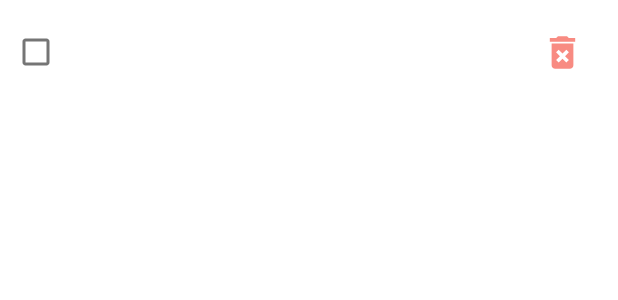
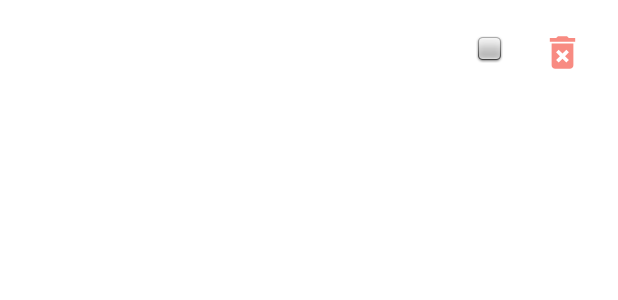
Before and after one commit to YuenShanTsang/TodoList, an Android app: the layout todo.xml on its own in the app's theme, with its tools: preview values and no code run, on a phone screen of 412 x 824 dp. Shown: the top 300 px of the screen. Run offline under Robolectric (Android 15) with nearby library versions, the phone set to English and light mode, and no system bars.

Commit message:
Updated the checkedTextView

```diff
--- a/app/src/main/res/layout/todo.xml
+++ b/app/src/main/res/layout/todo.xml
@@ -8,22 +8,19 @@
     android:clickable="true"
     android:focusable="true">
 
-    <!--To-do Checkbox-->
-    <CheckBox
-        android:id="@+id/task_check_box"
-        android:layout_width="wrap_content"
+    <!--Items and checkbox-->
+    <CheckedTextView
+        android:id="@+id/item_checked_text_view"
+        android:layout_width="match_parent"
         android:layout_height="wrap_content"
         android:layout_alignParentStart="true"
-        android:layout_centerVertical="true" />
-
-    <!--To-do Items-->
-    <TextView
-        android:id="@+id/task_text_view"
-        android:layout_width="wrap_content"
-        android:layout_height="wrap_content"
-        android:layout_toEndOf="@+id/task_check_box"
-        android:layout_toStartOf="@+id/remove_button"
         android:layout_centerVertical="true"
+        android:checkMark="@android:drawable/checkbox_off_background"
+        android:paddingStart="16dp"
+        android:paddingEnd="16dp"
+        android:layout_marginEnd="60dp"
+        android:textAppearance="?android:attr/textAppearanceLarge"
+        android:textColor="@android:color/black"
         android:textSize="18sp" />
 
     <!--Remove Button-->
```
Also changed, not shown: app/src/main/java/com/example/todolist/MainActivity.kt (+22 -2 lines).
